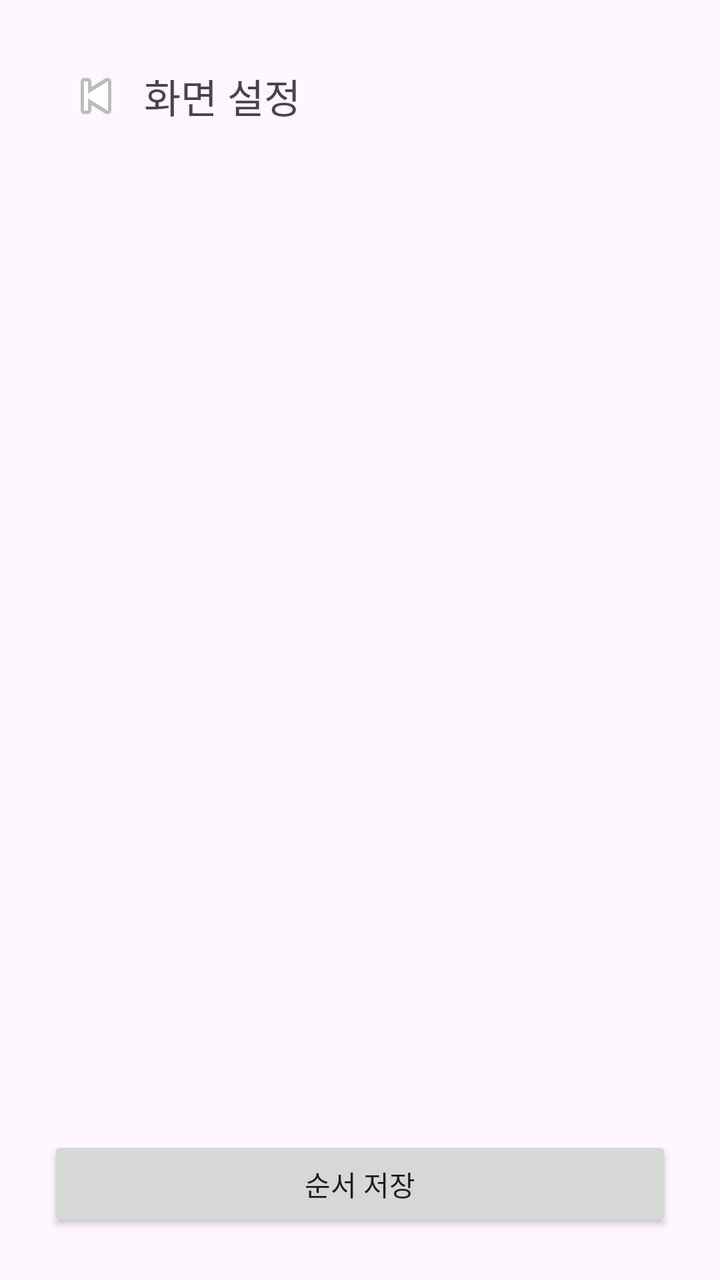
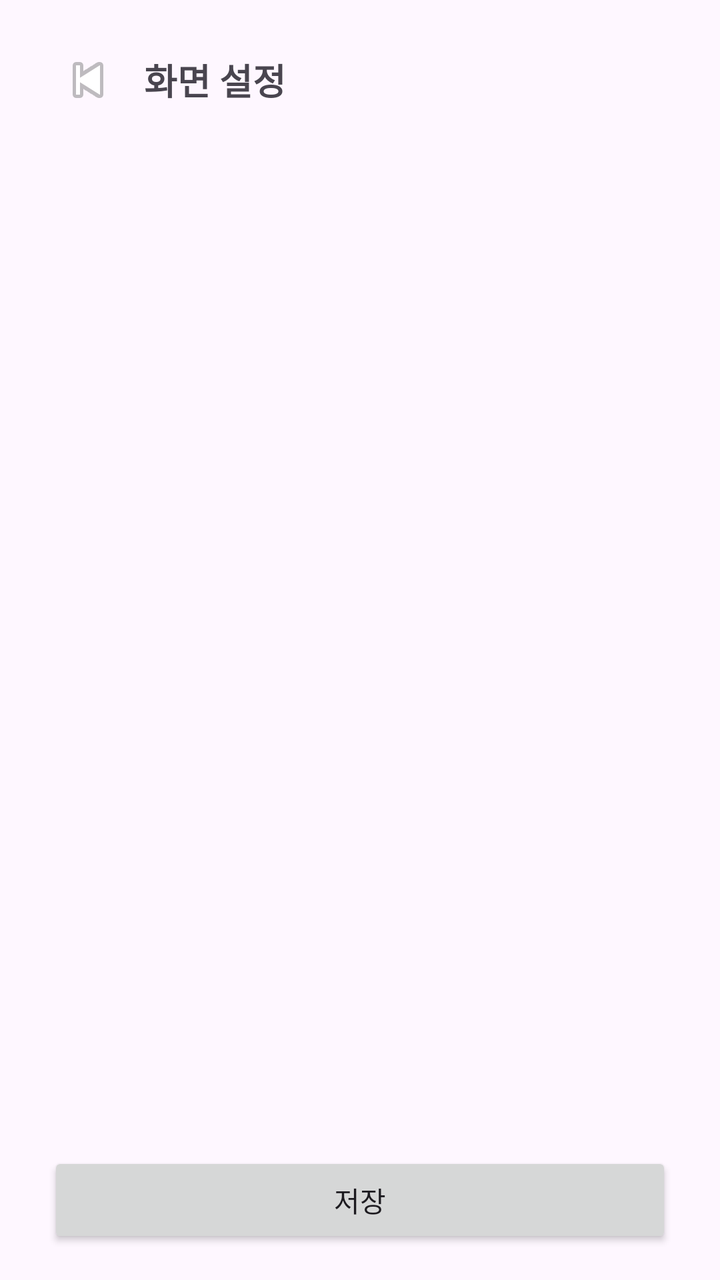

The first picture is an Android layout as it rendered before a commit; the second is the same layout after the commit. The layout source and the unified diff follow.
<!-- AndroidManifest.xml: application theme Theme.OnFrame -->
<!-- res/layout/fragment_screen_settings.xml -->
<?xml version="1.0" encoding="utf-8"?>
<LinearLayout xmlns:android="http://schemas.android.com/apk/res/android"
    android:orientation="vertical"
    android:padding="24dp"
    android:layout_width="match_parent"
    android:layout_height="match_parent">

    
    <LinearLayout
        android:layout_width="match_parent"
        android:layout_height="wrap_content"
        android:orientation="horizontal">

        <ImageButton
            android:id="@+id/btn_back"
            android:layout_width="48dp"
            android:layout_height="48dp"
            android:background="?attr/selectableItemBackgroundBorderless"
            android:contentDescription="뒤로가기"
            android:src="@android:drawable/ic_media_previous"/>

        <TextView
            android:layout_gravity="center_vertical"
            android:text="화면 설정"
            android:textSize="20sp"
            android:layout_width="wrap_content"
            android:layout_height="wrap_content"/>
    </LinearLayout>

    <androidx.recyclerview.widget.RecyclerView
        android:id="@+id/rv_screens"
        android:layout_width="match_parent"
        android:layout_height="0dp"
        android:layout_weight="1"/>

    <Button
        android:id="@+id/btn_save"
        android:text="순서 저장"
        android:layout_width="match_parent"
        android:layout_height="wrap_content"/>
</LinearLayout>
<!-- resources referenced by this layout -->
<resources>
  <style name="Theme.OnFrame" parent="Theme.Material3.DayNight.NoActionBar">
          
          <item name="android:statusBarColor">@android:color/transparent</item>
          <item name="android:navigationBarColor">@android:color/transparent</item>
  
          
          <item name="android:forceDarkAllowed">false</item>
  
          
          <item name="android:windowLayoutInDisplayCutoutMode">shortEdges</item>
      </style>
</resources>

<!-- the commit's change to res/layout/fragment_screen_settings.xml (unified diff, before → after) -->
@@ -1,41 +1,48 @@
 <?xml version="1.0" encoding="utf-8"?>
 <LinearLayout xmlns:android="http://schemas.android.com/apk/res/android"
     android:orientation="vertical"
-    android:padding="24dp"
+    android:paddingLeft="24dp"
+    android:paddingRight="24dp"
+    android:paddingTop="16dp"
+    android:paddingBottom="16dp"
     android:layout_width="match_parent"
     android:layout_height="match_parent">
 
     
     <LinearLayout
         android:layout_width="match_parent"
-        android:layout_height="wrap_content"
-        android:orientation="horizontal">
+        android:layout_height="48dp"
+        android:orientation="horizontal"
+        android:gravity="center_vertical">
 
         <ImageButton
             android:id="@+id/btn_back"
-            android:layout_width="48dp"
-            android:layout_height="48dp"
-            android:background="?attr/selectableItemBackgroundBorderless"
+            android:layout_width="40dp"
+            android:layout_height="40dp"
+            android:background="?android:attr/selectableItemBackgroundBorderless"
             android:contentDescription="뒤로가기"
-            android:src="@android:drawable/ic_media_previous"/>
+            android:src="@android:drawable/ic_media_previous" />
 
         <TextView
-            android:layout_gravity="center_vertical"
+            android:layout_width="wrap_content"
+            android:layout_height="wrap_content"
             android:text="화면 설정"
-            android:textSize="20sp"
-            android:layout_width="wrap_content"
-            android:layout_height="wrap_content"/>
+            android:textStyle="bold"
+            android:textSize="18sp"
+            android:paddingLeft="8dp" />
     </LinearLayout>
 
+    
     <androidx.recyclerview.widget.RecyclerView
-        android:id="@+id/rv_screens"
+        android:id="@+id/rv_order"
         android:layout_width="match_parent"
         android:layout_height="0dp"
         android:layout_weight="1"/>
 
+    
     <Button
         android:id="@+id/btn_save"
-        android:text="순서 저장"
         android:layout_width="match_parent"
-        android:layout_height="wrap_content"/>
+        android:layout_height="wrap_content"
+        android:text="저장"/>
 </LinearLayout>
